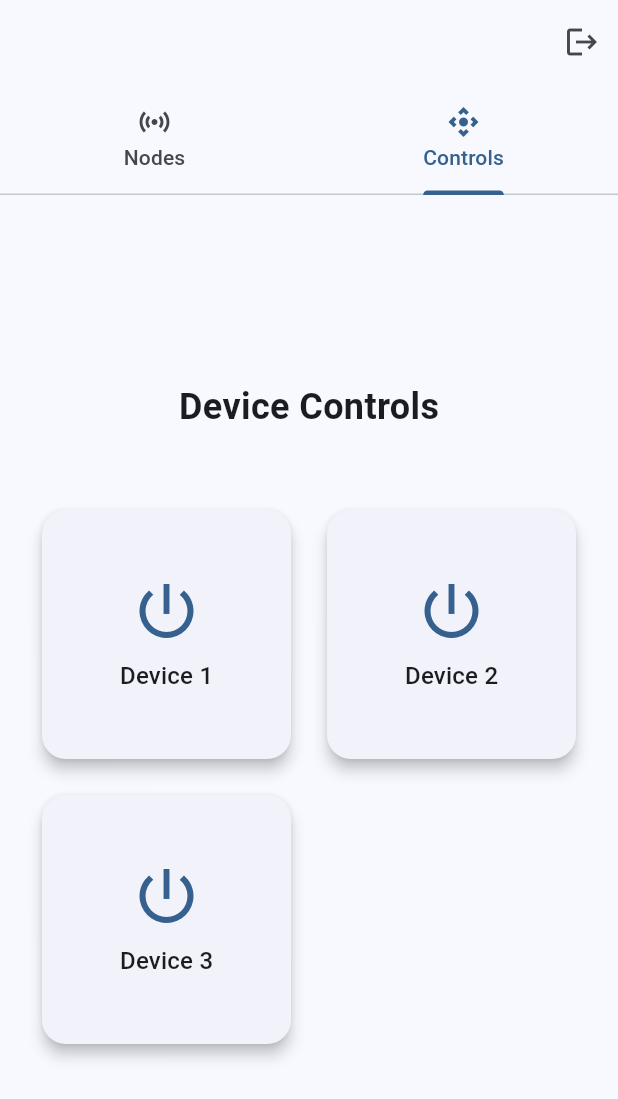
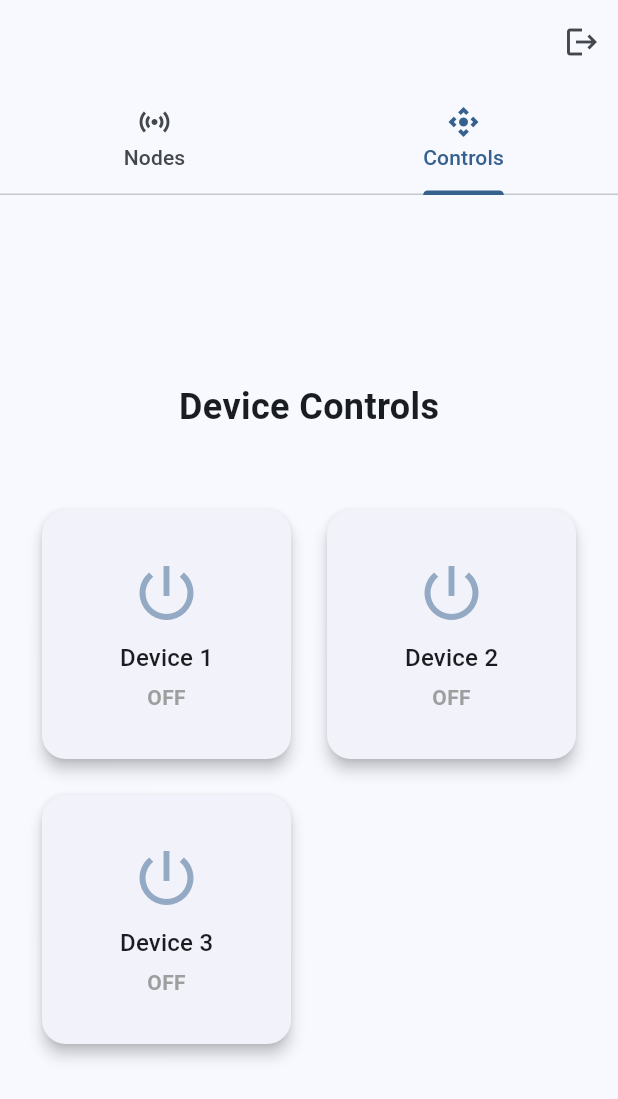
Before and after one commit to dh266/xxxx, a Flutter app: the HomeScreen screen opened directly, tab 2 chosen, on a phone screen of 412 x 824 dp. Shown: the top 1099 px of the screen. Run offline on Flutter 3.47's test engine with Material 3 defaults, Android fonts, the light colour scheme and no system bars; missing offline and left inert: mqtt_client; network calls fail.

Commit message:
minor improve

```diff
--- a/lib/screens/control_screen.dart
+++ b/lib/screens/control_screen.dart
@@ -1,12 +1,32 @@
 import 'package:flutter/material.dart';
 
-class ControlScreen extends StatelessWidget {
+class ControlScreen extends StatefulWidget {
   const ControlScreen({Key? key}) : super(key: key);
 
+  @override
+  State<ControlScreen> createState() => _ControlScreenState();
+}
+
+class _ControlScreenState extends State<ControlScreen> {
+  // Map to track the state of each device
+  final Map<String, bool> _deviceStates = {
+    'Device 1': false,
+    'Device 2': false,
+    'Device 3': false,
+  };
+
   void _handleDevicePress(BuildContext context, String device) {
-    // Add your device control logic here
+    setState(() {
+      _deviceStates[device] = !_deviceStates[device]!;
+    });
+
     ScaffoldMessenger.of(context).showSnackBar(
-      SnackBar(content: Text('$device pressed')),
+      SnackBar(
+        content: Text(
+          '${device} turned ${_deviceStates[device]! ? 'ON' : 'OFF'}',
+        ),
+        duration: const Duration(seconds: 1),
+      ),
     );
   }
 
@@ -30,18 +50,17 @@ class ControlScreen extends StatelessWidget {
             crossAxisCount: 2,
             mainAxisSpacing: 16,
             crossAxisSpacing: 16,
-            children: [
-              _buildDeviceButton(context, 'Device 1'),
-              _buildDeviceButton(context, 'Device 2'),
-              _buildDeviceButton(context, 'Device 3'),
-            ],
+            children: _deviceStates.keys.map((deviceName) {
+              final bool isActive = _deviceStates[deviceName]!;
+              return _buildDeviceButton(context, deviceName, isActive);
+            }).toList(),
           ),
         ],
       ),
     );
   }
 
-  Widget _buildDeviceButton(BuildContext context, String deviceName) {
+  Widget _buildDeviceButton(BuildContext context, String deviceName, bool isActive) {
     return Card(
       elevation: 4,
       child: InkWell(
@@ -53,12 +72,26 @@ class ControlScreen extends StatelessWidget {
             Icon(
               Icons.power_settings_new,
               size: 48,
-              color: Theme.of(context).colorScheme.primary,
+              color: isActive
+                ? Colors.green
+                : Theme.of(context).colorScheme.primary.withOpacity(0.5),
             ),
             const SizedBox(height: 8),
             Text(
               deviceName,
-              style: Theme.of(context).textTheme.titleMedium,
+              style: Theme.of(context).textTheme.titleMedium?.copyWith(
+                color: isActive
+                  ? Colors.green
+                  : Theme.of(context).colorScheme.onSurface,
+              ),
+            ),
+            const SizedBox(height: 4),
+            Text(
+              isActive ? 'ON' : 'OFF',
+              style: TextStyle(
+                color: isActive ? Colors.green : Colors.grey,
+                fontWeight: FontWeight.bold,
+              ),
             ),
           ],
         ),
```
